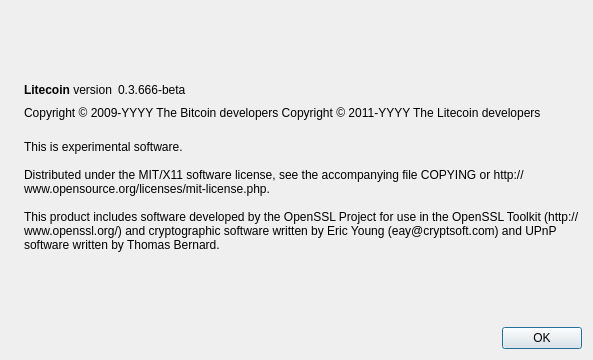
Above: src/qt/forms/aboutdialog.ui from an420/nic before the change. Below: the same form after it.
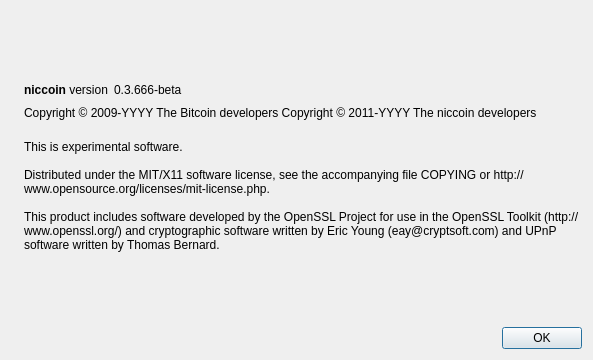
That is the form after the change. Icons and pictures are not drawn.

The edit to the form file:
```diff
--- a/src/qt/forms/aboutdialog.ui
+++ b/src/qt/forms/aboutdialog.ui
@@ -50,7 +50,7 @@
           <cursorShape>IBeamCursor</cursorShape>
          </property>
          <property name="text">
-          <string>&lt;b&gt;Litecoin&lt;/b&gt; version</string>
+          <string>&lt;b&gt;niccoin&lt;/b&gt; version</string>
          </property>
          <property name="textInteractionFlags">
           <set>Qt::LinksAccessibleByMouse|Qt::TextSelectableByKeyboard|Qt::TextSelectableByMouse</set>
@@ -92,7 +92,7 @@
        </property>
        <property name="text">
         <string notr="true">Copyright &amp;copy; 2009-YYYY The Bitcoin developers
-Copyright &amp;copy; 2011-YYYY The Litecoin developers</string>
+Copyright &amp;copy; 2011-YYYY The niccoin developers</string>
        </property>
        <property name="textFormat">
         <enum>Qt::RichText</enum>
```
Left out of the diff: 2 changed lines with no effect on the pictures.
